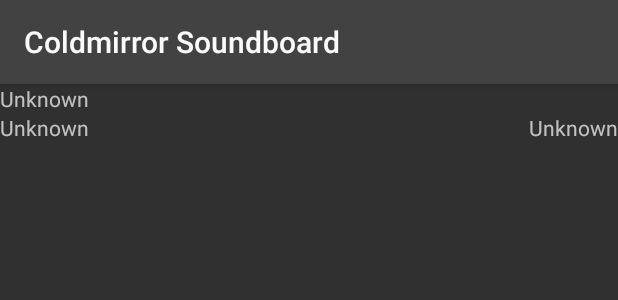
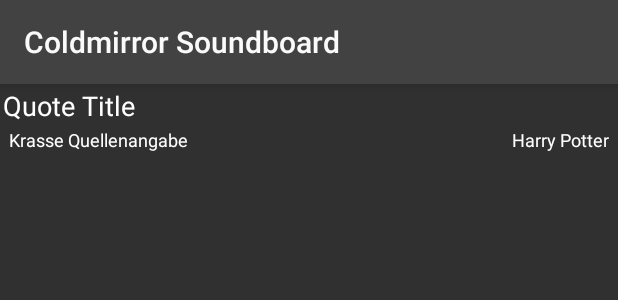
Before and after one commit to AhiruSoftwareCompany/coldmirrorapp, an Android app: the layout quote_list_item.xml on its own in the app's theme, with its tools: preview values and no code run, on a phone screen of 412 x 824 dp. Shown: the top 300 px of the screen. Run offline under Robolectric (Android 15) with nearby library versions, the phone set to English and light mode, and no system bars.

Commit message:
Reworked quote list item

```diff
--- a/app/src/main/res/layout/quote_list_item.xml
+++ b/app/src/main/res/layout/quote_list_item.xml
@@ -1,37 +1,43 @@
 <?xml version="1.0" encoding="utf-8"?>
 <LinearLayout xmlns:android="http://schemas.android.com/apk/res/android"
-    android:orientation="vertical" android:layout_width="match_parent"
-    android:layout_height="match_parent">
+    android:layout_width="match_parent"
+    android:layout_height="wrap_content"
+    android:orientation="vertical"
+    android:padding="2dp">
 
     <TextView
-        android:id="@+id/quoteName"
-        android:layout_width="match_parent"
+        android:id="@+id/quoteTitle"
+        android:layout_width="wrap_content"
         android:layout_height="wrap_content"
-        android:text="@android:string/unknownName" />
+        android:text="Quote Title"
+        android:textColor="#ffffff"
+        android:textSize="18sp" />
+
 
     <LinearLayout
         android:layout_width="match_parent"
-        android:layout_height="match_parent"
-        android:orientation="horizontal">
+        android:layout_height="wrap_content"
+        android:gravity="center"
+        android:padding="2dp">
 
         <TextView
             android:id="@+id/quoteSource"
-            android:layout_width="wrap_content"
+            android:layout_width="290dp"
             android:layout_height="wrap_content"
-            android:layout_weight="1"
-            android:text="@android:string/unknownName" />
+            android:autoSizeTextType="uniform"
+            android:gravity="start|center"
+            android:text="Krasse Quellenangabe"
+            android:textColor="#ffffff"
+            android:textSize="12sp" />
 
         <TextView
             android:id="@+id/quoteCategory"
-            android:layout_width="wrap_content"
+            android:layout_width="110dp"
             android:layout_height="wrap_content"
-            android:layout_weight="1"
-            android:gravity="end"
-            android:text="@android:string/unknownName" />
+            android:gravity="center|end"
+            android:text="Harry Potter"
+            android:textColor="#ffffff"
+            android:textSize="12sp" />
+
     </LinearLayout>
-
-    <Space
-        android:layout_width="match_parent"
-        android:layout_height="10dp">
-    </Space>
 </LinearLayout>
```
